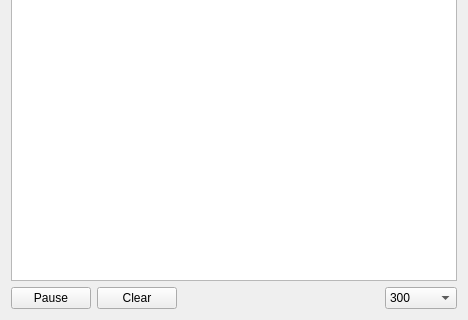
The window that src/frames/UI_serialMonitor.ui (bq/web2board) describes before a commit, drawn with Qt 5; both pictures show x 0 to 468 and y 151 to 471 of the 468 by 471 pixel window.
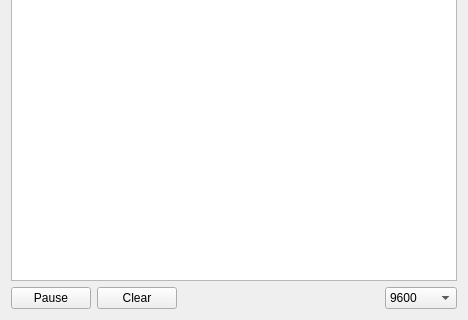
The same window after the commit.

What changed in the file:
```diff
--- a/src/frames/UI_serialMonitor.ui
+++ b/src/frames/UI_serialMonitor.ui
@@ -78,6 +78,15 @@
        </item>
        <item>
         <widget class="QComboBox" name="comboBox">
+         <property name="currentIndex">
+          <number>4</number>
+         </property>
+         <property name="maxVisibleItems">
+          <number>20</number>
+         </property>
+         <property name="sizeAdjustPolicy">
+          <enum>QComboBox::AdjustToContents</enum>
+         </property>
          <item>
           <property name="text">
            <string>300</string>
```
